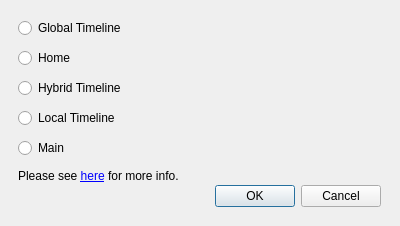
This is src/misskey/misskeysettingwindow.ui in b123400/tootrain-qt as Qt 5 draws it before an edit. The edited form follows.
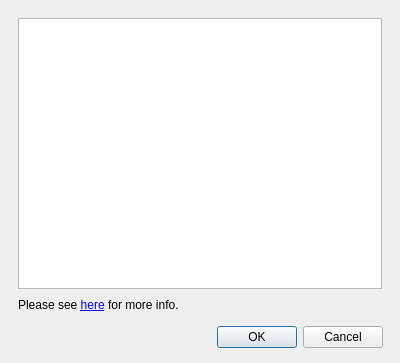
This is the edited form.

Commit message: UI for setting Misskey channel

Patch:
```diff
--- a/src/misskey/misskeysettingwindow.ui
+++ b/src/misskey/misskeysettingwindow.ui
@@ -7,17 +7,23 @@
     <x>0</x>
     <y>0</y>
     <width>400</width>
-    <height>226</height>
+    <height>363</height>
    </rect>
   </property>
+  <property name="sizePolicy">
+   <sizepolicy hsizetype="Preferred" vsizetype="Preferred">
+    <horstretch>0</horstretch>
+    <verstretch>0</verstretch>
+   </sizepolicy>
+  </property>
   <property name="windowTitle">
    <string>Misskey Settings...</string>
   </property>
   <widget class="QDialogButtonBox" name="buttonBox">
    <property name="geometry">
     <rect>
-     <x>30</x>
-     <y>180</y>
+     <x>32</x>
+     <y>321</y>
      <width>351</width>
      <height>32</height>
     </rect>
@@ -29,76 +35,11 @@
     <set>QDialogButtonBox::StandardButton::Cancel|QDialogButtonBox::StandardButton::Ok</set>
    </property>
   </widget>
-  <widget class="QRadioButton" name="globalTimelineButton">
-   <property name="geometry">
-    <rect>
-     <x>18</x>
-     <y>18</y>
-     <width>371</width>
-     <height>20</height>
-    </rect>
-   </property>
-   <property name="text">
-    <string>Global Timeline</string>
-   </property>
-  </widget>
-  <widget class="QRadioButton" name="homeTimelineButton">
-   <property name="geometry">
-    <rect>
-     <x>18</x>
-     <y>48</y>
-     <width>371</width>
-     <height>20</height>
-    </rect>
-   </property>
-   <property name="text">
-    <string>Home</string>
-   </property>
-  </widget>
-  <widget class="QRadioButton" name="hybridTimelineButton">
-   <property name="geometry">
-    <rect>
-     <x>18</x>
-     <y>78</y>
-     <width>371</width>
-     <height>20</height>
-    </rect>
-   </property>
-   <property name="text">
-    <string>Hybrid Timeline</string>
-   </property>
-  </widget>
-  <widget class="QRadioButton" name="localTimelineButton">
-   <property name="geometry">
-    <rect>
-     <x>18</x>
-     <y>108</y>
-     <width>371</width>
-     <height>20</height>
-    </rect>
-   </property>
-   <property name="text">
-    <string>Local Timeline</string>
-   </property>
-  </widget>
-  <widget class="QRadioButton" name="mainTimelineButton">
-   <property name="geometry">
-    <rect>
-     <x>18</x>
-     <y>138</y>
-     <width>371</width>
-     <height>20</height>
-    </rect>
-   </property>
-   <property name="text">
-    <string>Main</string>
-   </property>
-  </widget>
   <widget class="QLabel" name="label">
    <property name="geometry">
     <rect>
      <x>18</x>
-     <y>168</y>
+     <y>297</y>
      <width>371</width>
      <height>16</height>
     </rect>
@@ -113,6 +54,16 @@
     <bool>true</bool>
    </property>
   </widget>
+  <widget class="QListWidget" name="listWidget">
+   <property name="geometry">
+    <rect>
+     <x>18</x>
+     <y>18</y>
+     <width>364</width>
+     <height>271</height>
+    </rect>
+   </property>
+  </widget>
  </widget>
  <resources/>
  <connections>
```
The commit also changes 3 other files.
